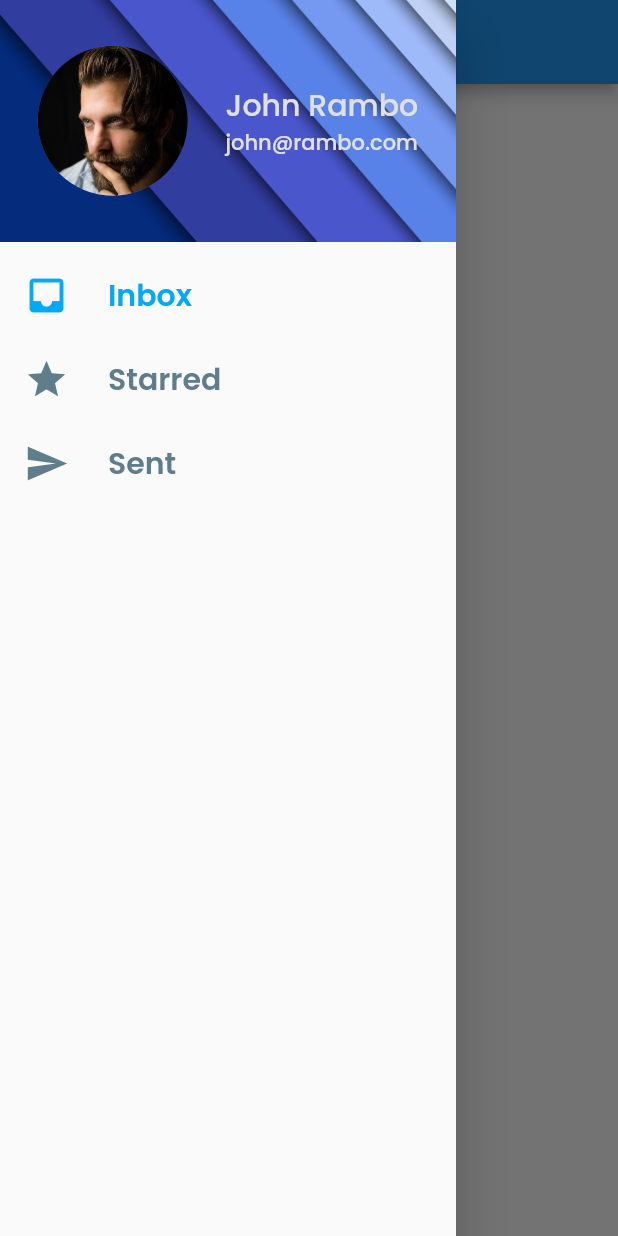
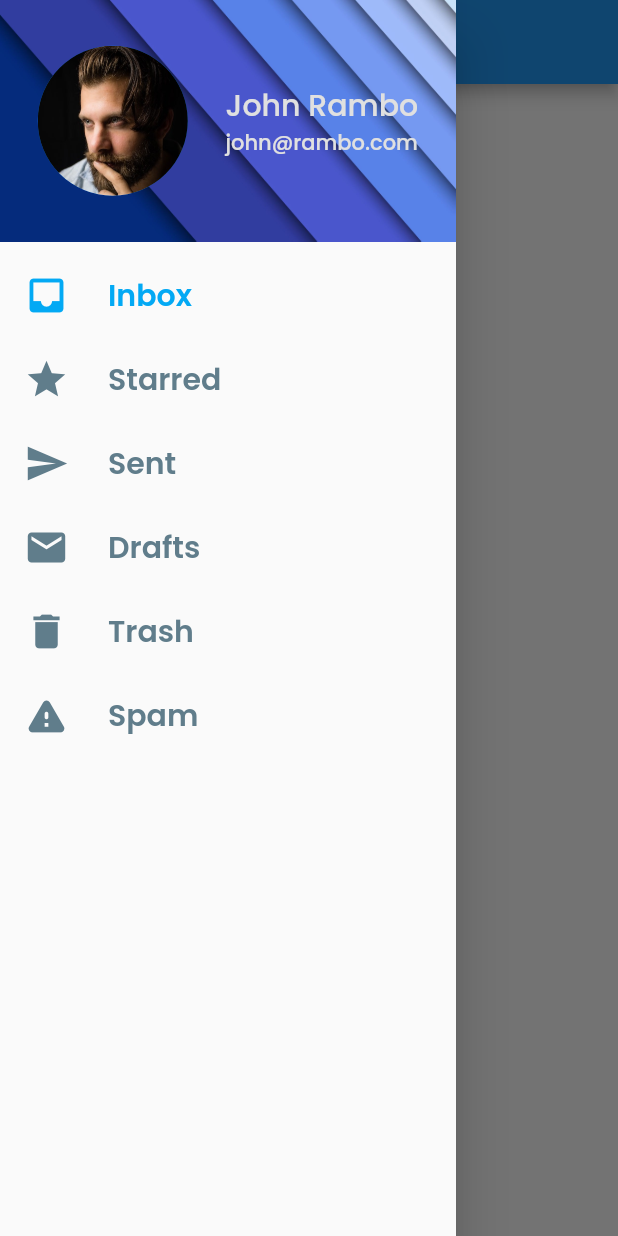
Before and after one commit to carlstep/flutter_navigation_drawer_example, a Flutter app: the screen it shows after launch, with the side drawer open, on a phone screen of 412 x 824 dp. Run offline on Flutter 3.47's test engine with Material 2 defaults, Android fonts, the phone set to English and light mode, and no system bars; our stand-ins replace google_fonts.

Commit message:
extract to widget, setup AppDrawerTile

```diff
--- a/lib/main.dart
+++ b/lib/main.dart
@@ -118,81 +118,55 @@ class _MainPageState extends State<MainPage> {
             Expanded(
               child: ListView(
                 children: [
-                  ListTile(
+                  AppDrawerTile(
+                    index: 0,
                     onTap: () {
                       setState(() {
                         indexClicked = 0;
                       });
                       Navigator.pop(context);
                     },
-                    leading: Icon(
-                      Defaults.drawerItemIcon[0],
-                      size: 30,
-                      color: indexClicked == 0
-                          ? Defaults.drawerItemSelectedColor
-                          : Defaults.drawerItemColor,
                   ),
-                    title: Text(
-                      Defaults.drawerItemText[0],
-                      style: GoogleFonts.poppins(
-                        fontSize: 20,
-                        fontWeight: FontWeight.w600,
-                        color: indexClicked == 0
-                            ? Defaults.drawerItemSelectedColor
-                            : Defaults.drawerItemColor,
-                      ),
-                    ),
-                  ),
-                  ListTile(
+                  AppDrawerTile(
+                      index: 1,
                       onTap: () {
                         setState(() {
                           indexClicked = 1;
                         });
                         Navigator.pop(context);
-                    },
-                    leading: Icon(
-                      Defaults.drawerItemIcon[1],
-                      size: 30,
-                      color: indexClicked == 1
-                          ? Defaults.drawerItemSelectedColor
-                          : Defaults.drawerItemColor,
-                    ),
-                    title: Text(
-                      Defaults.drawerItemText[1],
-                      style: GoogleFonts.poppins(
-                        fontSize: 20,
-                        fontWeight: FontWeight.w600,
-                        color: indexClicked == 1
-                            ? Defaults.drawerItemSelectedColor
-                            : Defaults.drawerItemColor,
-                      ),
-                    ),
-                  ),
-                  ListTile(
+                      }),
+                  AppDrawerTile(
+                      index: 2,
                       onTap: () {
                         setState(() {
                           indexClicked = 2;
                         });
                         Navigator.pop(context);
-                    },
-                    leading: Icon(
-                      Defaults.drawerItemIcon[2],
-                      size: 30,
-                      color: indexClicked == 2
-                          ? Defaults.drawerItemSelectedColor
-                          : Defaults.drawerItemColor,
-                    ),
-                    title: Text(
-                      Defaults.drawerItemText[2],
-                      style: GoogleFonts.poppins(
-                        fontSize: 20,
-                        fontWeight: FontWeight.w600,
-                        color: indexClicked == 2
-                            ? Defaults.drawerItemSelectedColor
-                            : Defaults.drawerItemColor,
-                      ),
-                    ),
-                  ),
+                      }),
+                  AppDrawerTile(
+                      index: 3,
+                      onTap: () {
+                        setState(() {
+                          indexClicked = 3;
+                        });
+                        Navigator.pop(context);
+                      }),
+                  AppDrawerTile(
+                      index: 4,
+                      onTap: () {
+                        setState(() {
+                          indexClicked = 4;
+                        });
+                        Navigator.pop(context);
+                      }),
+                  AppDrawerTile(
+                      index: 5,
+                      onTap: () {
+                        setState(() {
+                          indexClicked = 5;
+                        });
+                        Navigator.pop(context);
+                      }),
                 ],
               ),
             ),
@@ -202,3 +176,38 @@ class _MainPageState extends State<MainPage> {
     );
   }
 }
+
+class AppDrawerTile extends StatelessWidget {
+  const AppDrawerTile({
+    Key? key,
+    required this.index,
+    required this.onTap,
+  }) : super(key: key);
+
+  final int index;
+  final VoidCallback onTap;
+
+  @override
+  Widget build(BuildContext context) {
+    return ListTile(
+      onTap: onTap,
+      leading: Icon(
+        Defaults.drawerItemIcon[index],
+        size: 30,
+        color: indexClicked == index
+            ? Defaults.drawerItemSelectedColor
+            : Defaults.drawerItemColor,
+      ),
+      title: Text(
+        Defaults.drawerItemText[index],
+        style: GoogleFonts.poppins(
+          fontSize: 20,
+          fontWeight: FontWeight.w600,
+          color: indexClicked == index
+              ? Defaults.drawerItemSelectedColor
+              : Defaults.drawerItemColor,
+        ),
+      ),
+    );
+  }
+}
```
Lines whose indentation alone changed are shown as unchanged.
